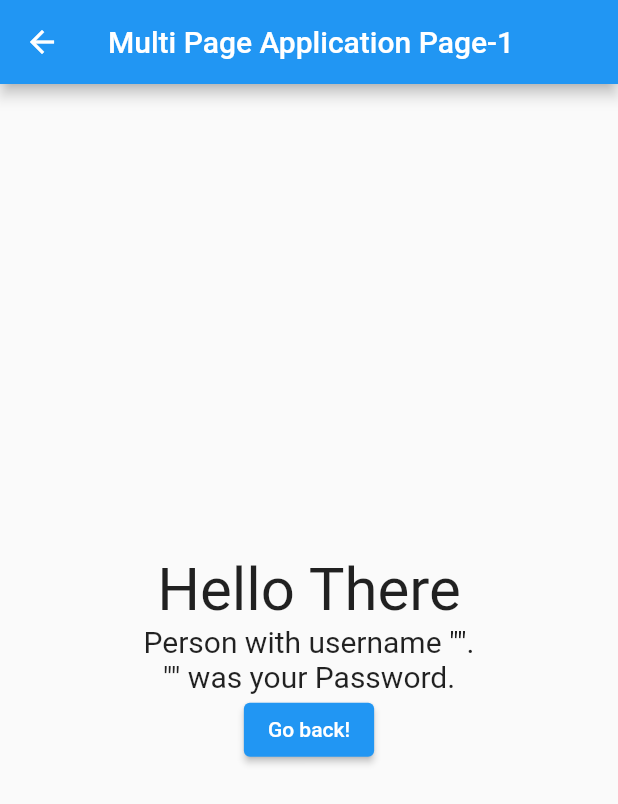
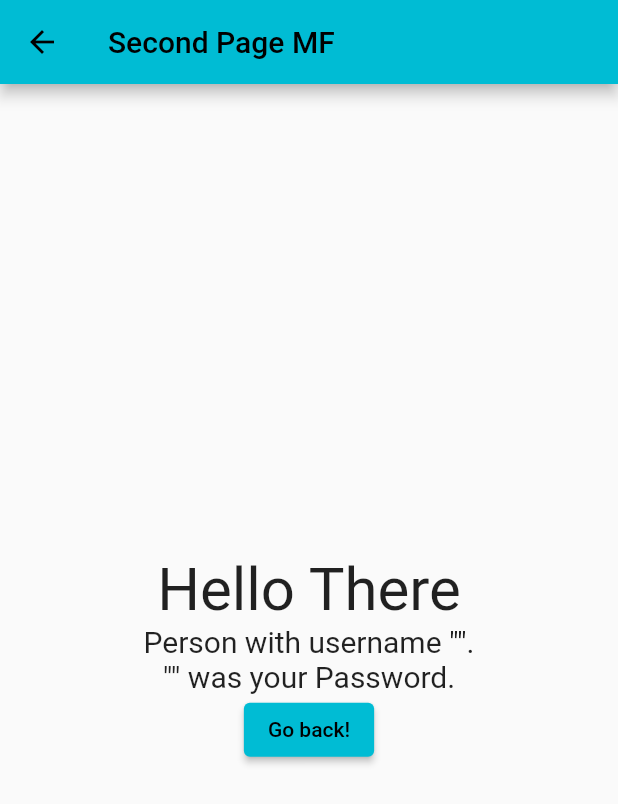
Before and after one commit to Adityak215/apptest, a Flutter app: the screen it shows after launch, after a tap on "Ted, just.. okay. just... Submit", on a phone screen of 412 x 824 dp. Shown: the top 804 px of the screen. Run offline on Flutter 3.47's test engine with Material 2 defaults, Android fonts, the phone set to English and light mode, and no system bars; Roboto replaces fonts that are missing (Sigmar).

Commit message:
One MaterialApp
Edited code to have a single materialapp widget and with that managed to apply the themedata inside materialapp to both screens of the app

```diff
--- a/lib/login.dart
+++ b/lib/login.dart
@@ -15,7 +15,7 @@ class _SecondScreenState extends State<SecondScreen> {
   Widget build(BuildContext context) {
     return Scaffold(
         appBar: AppBar(
-          title: const Text("Multi Page Application Page-1"),
+          title: const Text("Second Page MF"),
         ),
         body: Center(
             child: Column(
--- a/lib/main.dart
+++ b/lib/main.dart
@@ -10,9 +10,14 @@ class MyApp extends StatelessWidget {
 
   @override
   Widget build(BuildContext context) {
-    return const MaterialApp(
+    return MaterialApp(
+      theme: ThemeData(
+        fontFamily: 'Sigmar',
+        primarySwatch: Colors.cyan,
+        visualDensity: VisualDensity.adaptivePlatformDensity,
+      ),
       debugShowCheckedModeBanner: false,
-      home: HomePg(), //setting Homepg class as first screen
+      home: const HomePg(), //setting Homepg class as first screen
     );
   }
 }
@@ -36,14 +41,7 @@ class _HomePgState extends State<HomePg> {
 
   @override
   Widget build(BuildContext context) {
-    return MaterialApp(
-      debugShowCheckedModeBanner: false,
-      theme: ThemeData(
-        fontFamily: 'Sigmar',
-        primarySwatch: Colors.cyan,
-        visualDensity: VisualDensity.adaptivePlatformDensity,
-      ),
-      home: Scaffold(
+    return Scaffold(
       appBar: AppBar(
         title: const Text('Login Page'),
         titleTextStyle: const TextStyle(fontFamily: 'Crunchy Time'),
@@ -53,8 +51,7 @@ class _HomePgState extends State<HomePg> {
           mainAxisAlignment: MainAxisAlignment.center,
           children: <Widget>[
             Padding(
-                padding:
-                    const EdgeInsets.symmetric(horizontal: 8, vertical: 16),
+              padding: const EdgeInsets.symmetric(horizontal: 8, vertical: 16),
               child: TextFormField(
                 controller: usern,
                 decoration: const InputDecoration(
@@ -66,8 +63,7 @@ class _HomePgState extends State<HomePg> {
               ),
             ),
             Padding(
-                padding:
-                    const EdgeInsets.symmetric(horizontal: 8, vertical: 16),
+              padding: const EdgeInsets.symmetric(horizontal: 8, vertical: 16),
               child: TextFormField(
                 controller: pass,
                 obscureText: passwordVisible,
@@ -77,8 +73,8 @@ class _HomePgState extends State<HomePg> {
                   hintText: "Password",
                   labelText: "Password",
                   helperText: "Password must contain special character",
-                    helperStyle: const TextStyle(
-                        color: Color.fromARGB(255, 10, 39, 225)),
+                  helperStyle:
+                      const TextStyle(color: Color.fromARGB(255, 10, 39, 225)),
                   suffixIcon: IconButton(
                     icon: Icon(passwordVisible
                         ? Icons.visibility
@@ -121,7 +117,6 @@ class _HomePgState extends State<HomePg> {
           ],
         ),
       ),
-      ),
     );
   }
 }
```
Lines whose indentation alone changed are shown as unchanged.
